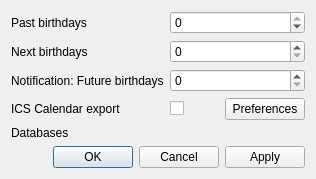
Old version of the form src/qbirthday/ui/preferencesdialog.ui in the repository lafrech/qbirthday.
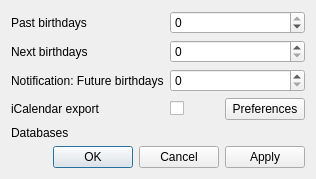
New version of the form.

The edit to the form file:
```diff
--- a/src/qbirthday/ui/preferencesdialog.ui
+++ b/src/qbirthday/ui/preferencesdialog.ui
@@ -46,7 +46,7 @@
      <item row="3" column="0">
       <widget class="QLabel" name="icsExportLabel">
        <property name="text">
-        <string>ICS Calendar export</string>
+        <string>iCalendar export</string>
        </property>
       </widget>
      </item>
```
